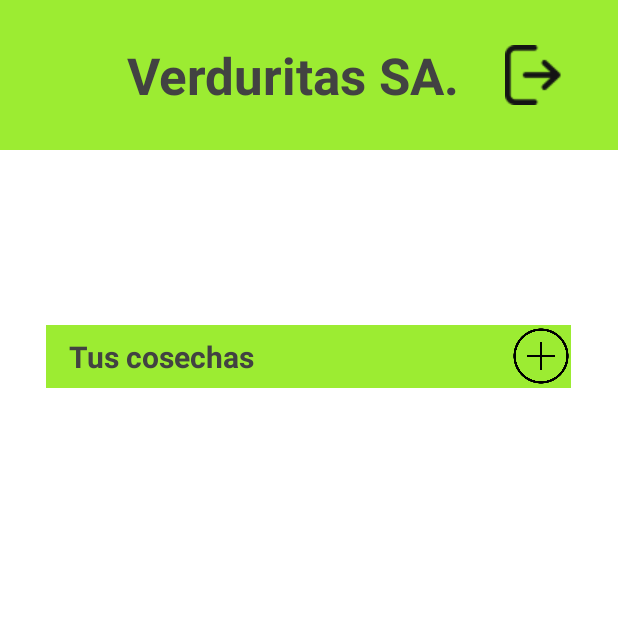
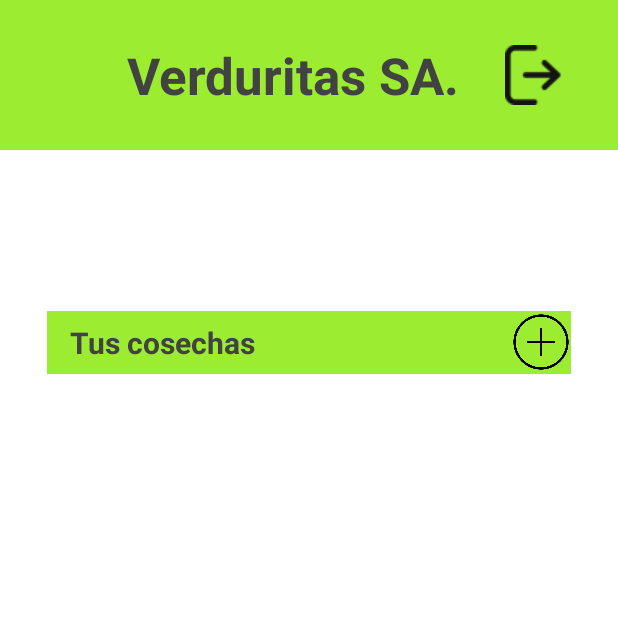
Before and after one commit to Svielma1/VerduritasSA, an Android app: the ListaCultivosActivity screen opened directly, with no data from a screen before it, on a phone screen of 412 x 824 dp, the top half of it. Run offline under Robolectric (Android 15) with nearby library versions, the phone set to English and light mode, and no system bars; our stand-ins replace Firebase (no records; nobody signed in at launch, a user with empty details on screens opened directly).

```diff
--- a/app/src/main/java/sebastian/vielma/verduritassa/ListaCultivosActivity.java
+++ b/app/src/main/java/sebastian/vielma/verduritassa/ListaCultivosActivity.java
@@ -72,31 +72,29 @@ public class ListaCultivosActivity extends AppCompatActivity {
             }
         });
 
-        // Consultar la colección "usuarios"
+        // Consultar la colección "cultivos"
         String userEmail = currentUser.getEmail();
         System.out.println(userEmail);
         db.collection("cultivos").whereEqualTo("userEmail", userEmail)
                 .get()
                 .addOnCompleteListener(task -> {
                     if (task.isSuccessful()) {
-                        // Limpiar la lista antes de agregar los nuevos datos
-                        List<String> listaUsuarios = new ArrayList<>();
+                        List<Cultivo> listaCultivos = new ArrayList<>();
 
-                        // Recorrer los resultados de la consulta
                         for (QueryDocumentSnapshot document : task.getResult()) {
-                            // Obtener los datos del documento
+                            String idDocumento = document.getId();
                             String alias = document.getString("alias");
                             String fechaCosecha = document.getString("fechaCosecha");
 
-                            // Agregar el nombre del usuario a la lista para mostrar
-                            listaUsuarios.add(alias + ", " + fechaCosecha);
+
+                            // Agregar cultivo a la lista para mostrar
+                            Cultivo cultivo = new Cultivo(idDocumento, alias, fechaCosecha);
+                            listaCultivos.add(cultivo);
                         }
 
-                        // Mostrar la lista en un TextView o ListView
-                        ArrayAdapter<String> adapter = new ArrayAdapter<>(this, R.layout.list_item, R.id.texto_item, listaUsuarios);
-                        lista.setAdapter(adapter);
+                        CustomAdapter pintarLista = new CustomAdapter(ListaCultivosActivity.this, listaCultivos);
+                        lista.setAdapter(pintarLista);
 
-                        // Aquí puedes actualizar tu UI con los datos de la lista
                     } else {
                         Toast.makeText(getApplicationContext(), "Error al leer los datos", Toast.LENGTH_SHORT).show();
                     }
@@ -107,9 +105,7 @@ public class ListaCultivosActivity extends AppCompatActivity {
             .get()
             .addOnCompleteListener(task -> {
                 if (task.isSuccessful()) {
-                    // Recorrer los resultados de la consulta
                     for (QueryDocumentSnapshot document : task.getResult()) {
-                        // Obtener los datos del documento
                         String nombreStr = document.getString("nombre");
                         bienvenida.setText("Bienvenido " + nombreStr);
                     }
@@ -118,6 +114,8 @@ public class ListaCultivosActivity extends AppCompatActivity {
                 }
             });
 
+
+
     }
 
 }
--- a/app/src/main/java/sebastian/vielma/verduritassa/RegistroActivity.java
+++ b/app/src/main/java/sebastian/vielma/verduritassa/RegistroActivity.java
@@ -54,7 +54,6 @@ public class RegistroActivity extends AppCompatActivity {
         registerButton.setOnClickListener(new View.OnClickListener() {
             @Override
             public void onClick(View view) {
-                //rescata valores de los EditText
                 String emailStr = email.getText().toString();
                 String contrasenaStr = password.getText().toString();
 
@@ -75,8 +74,6 @@ public class RegistroActivity extends AppCompatActivity {
                 String generoStr = genero.getText().toString();
 
                 if (task.isSuccessful()) {
-                    //guarda datos del usuario en coleccion usuarios
-                    // Crear un objeto para almacenar datos
                     Map<String, Object> usuario = new HashMap<>();
                     usuario.put("nombre", nombreStr);
                     usuario.put("email", email);
@@ -96,7 +93,6 @@ public class RegistroActivity extends AppCompatActivity {
                     Intent listaCultivos = new Intent(RegistroActivity.this, ListaCultivosActivity.class);
                     startActivity(listaCultivos);
                 } else {
-                    // If sign in fails, display a message to the user.
                     Toast.makeText(RegistroActivity.this, "Authentication failed",
                             Toast.LENGTH_SHORT).show();
                 }
--- a/app/src/main/res/layout/activity_lista_cultivos.xml
+++ b/app/src/main/res/layout/activity_lista_cultivos.xml
@@ -48,13 +48,13 @@
 
     <ScrollView
         android:id="@+id/scrollView2"
-        android:layout_width="350dp"
-        android:layout_height="475dp"
+        android:layout_width="349dp"
+        android:layout_height="434dp"
         app:layout_constraintBottom_toBottomOf="parent"
         app:layout_constraintEnd_toEndOf="parent"
-        app:layout_constraintHorizontal_bias="0.491"
         app:layout_constraintStart_toStartOf="parent"
-        app:layout_constraintTop_toTopOf="parent">
+        app:layout_constraintTop_toTopOf="parent"
+        app:layout_constraintVertical_bias="0.424">
 
         <LinearLayout
             android:layout_width="match_parent"
@@ -66,16 +66,16 @@
                 android:layout_width="match_parent"
                 android:layout_height="wrap_content"
                 android:layout_marginBottom="20dp"
+                android:textColor="#424242"
                 android:textSize="16sp"
-                android:textStyle="bold"
-                android:textColor="#424242" />
+                android:textStyle="bold" />
 
             <LinearLayout
                 android:layout_width="match_parent"
                 android:layout_height="42dp"
+                android:background="#9CEC32"
                 android:gravity="center"
-                android:orientation="horizontal"
-                android:background="#9CEC32" >
+                android:orientation="horizontal">
 
                 <TextView
                     android:id="@+id/textView3"
@@ -84,9 +84,9 @@
                     android:layout_marginLeft="15dp"
                     android:layout_weight="1"
                     android:text="Tus cosechas"
+                    android:textColor="#424242"
                     android:textSize="20sp"
-                    android:textStyle="bold"
-                    android:textColor="#424242" />
+                    android:textStyle="bold" />
 
                 <ImageView
                     android:id="@+id/agregarCultivoBtn"
--- /dev/null
+++ b/app/src/main/res/menu/menu_item.xml
@@ -0,0 +1,9 @@
+<?xml version="1.0" encoding="utf-8"?>
+<menu xmlns:android="http://schemas.android.com/apk/res/android">
+    <item
+        android:id="@+id/opcionEditar"
+        android:title="Editar" />
+    <item
+        android:id="@+id/opcionEliminar"
+        android:title="Eliminar" />
+</menu>
```
Also changed, not shown: app/src/main/java/sebastian/vielma/verduritassa/Cultivo.java (added, +25 -0 lines), app/src/main/java/sebastian/vielma/verduritassa/CustomAdapter.java (added, +93 -0 lines), app/src/main/java/sebastian/vielma/verduritassa/MainActivity.java (+3 -4 lines), app/src/main/res/layout/list_item.xml (+35 -12 lines), app/src/main/res/drawable/settings.png.
